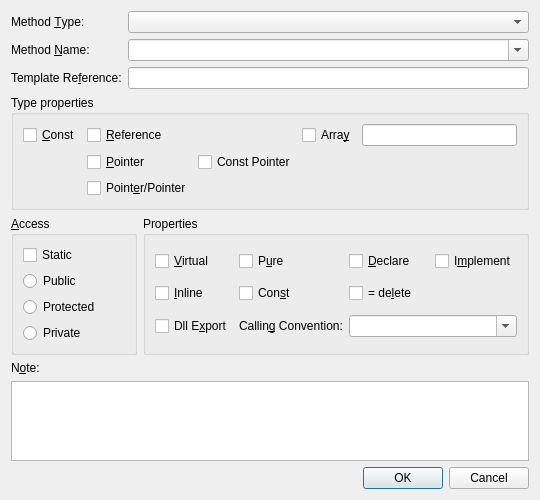
The window that src/qt/MethodDialog.ui (xaljox/ClassBuilder) describes before a commit, drawn with Qt 5.
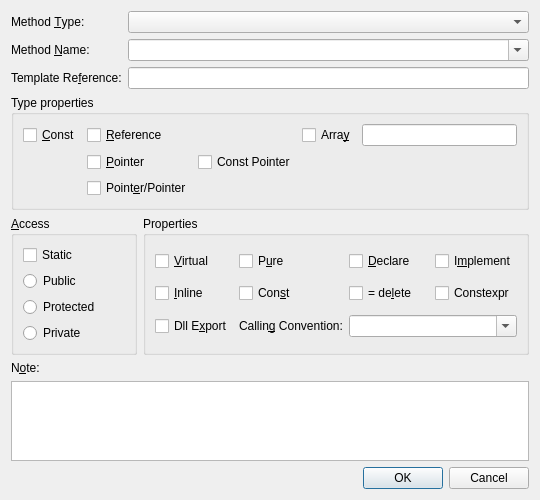
The same window after the commit.

Commit message: feat: constexpr methods and static members; .cbz format header (format 4)

```diff
--- a/src/qt/MethodDialog.ui
+++ b/src/qt/MethodDialog.ui
@@ -205,6 +205,16 @@
           </property>
          </widget>
         </item>
+        <item row="1" column="3">
+         <widget class="QCheckBox" name="checkConstexpr">
+          <property name="toolTip">
+           <string>Emit the method as constexpr. Its definition goes into the header, like an inline method</string>
+          </property>
+          <property name="text">
+           <string>Constexpr</string>
+          </property>
+         </widget>
+        </item>
         <item row="1" column="2">
          <widget class="QCheckBox" name="checkDelete">
           <property name="toolTip">
```
The commit also changes 26 other files.
